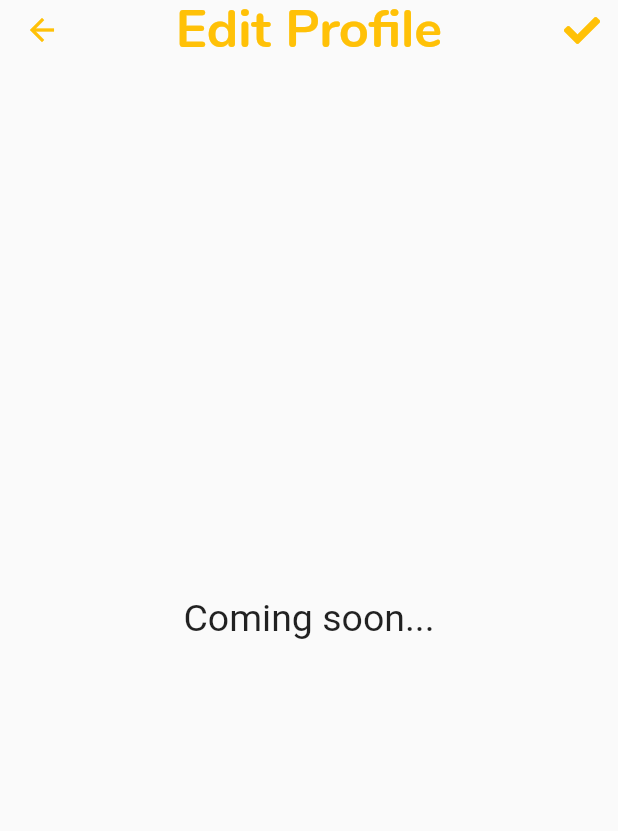
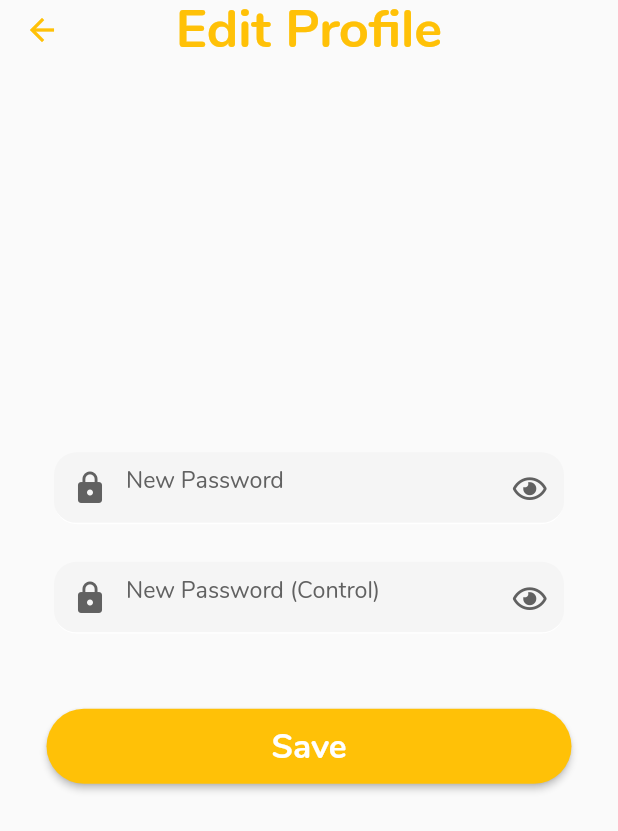
Before and after one commit to YusufEminDemirci/flutter-travel-app, a Flutter app: the EditProfile screen opened directly, on a phone screen of 412 x 824 dp. Shown: the top 831 px of the screen. Run offline on Flutter 3.47's test engine with Material 2 defaults, Android fonts, the phone set to English and light mode, and no system bars; our stand-ins replace animated_text_kit, bottom_navy_bar, cloud_firestore, firebase_auth, firebase_core, flutter_rating_bar and 5 more; missing offline and left inert: flutter_polyline_points, material_dialogs; accounts and stored records are empty.

Commit message:
redesigned edit profile page

```diff
--- a/lib/Screens/EditProfile.dart
+++ b/lib/Screens/EditProfile.dart
@@ -1,6 +1,11 @@
 import 'package:cloud_firestore/cloud_firestore.dart';
 import 'package:flutter/material.dart';
 import 'package:font_awesome_flutter/font_awesome_flutter.dart';
+import 'package:material_dialogs/material_dialogs.dart';
+import 'package:material_dialogs/widgets/buttons/icon_button.dart';
+import 'package:shared_preferences/shared_preferences.dart';
+import 'package:travel_food/Screens/Profile.dart';
+import 'package:travel_food/Utils/Buttons.dart';
 import 'package:travel_food/Utils/TextStyles.dart';
 import 'package:travel_food/Utils/consts.dart';
 
@@ -9,7 +14,18 @@ class EditProfile extends StatefulWidget {
   _EditProfile createState() => new _EditProfile();
 }
 
+final TextEditingController _passwordController = TextEditingController();
+final TextEditingController _passwordCheckController = TextEditingController();
+bool _obscureText = true;
+bool _obscureCheckText = true;
+
 class _EditProfile extends State<EditProfile> {
+  Future<void> initState() async {
+    SharedPreferences prefs = await SharedPreferences.getInstance();
+    prefs.getString('userImageUrl');
+    prefs.getString('userPassword');
+  }
+
   @override
   Widget build(BuildContext context) {
     return Scaffold(
@@ -23,54 +39,182 @@ class _EditProfile extends State<EditProfile> {
           centerTitle: true,
           elevation: 0.0,
           automaticallyImplyLeading: true,
-          actions: <Widget>[
-            IconButton(
-              icon: Icon(
-                FontAwesomeIcons.check,
-                color: dayMainColor,
-              ),
-              onPressed: () {
-                //TODO: SAVE EDITED PROFILE !!!
-
-                FirebaseFirestore.instance
-                    .collection("Cities")
-                    .doc("bwHzr7Tg3E8ceJPE6ccU")
-                    .collection("Places")
-                    .doc("jyrDJRrRsauF1RRdOwqB")
-                    .set({
-                  "Hours": {
-                    "Friday": "11:00 - 02:00",
-                    "Monday": "11:00 - 02:00",
-                    "Saturday": "11:00 - 02:00",
-                    "Sunday": "11:00 - 02:00",
-                    "Thursday": "11:00 - 02:00",
-                    "Tuesday": "11:00 - 02:00",
-                    "Wednesday": "11:00 - 02:00",
-                  },
-                  "imageUrl":
-                      "https://firebasestorage.googleapis.com/v0/b/projectx-b164c.appspot.com/o/midyeci-ahmet.jpg?alt=media&token=36859e96-0abb-4ec6-b574-9101a17c73df",
-                  "description": "Midyeci",
-                  "id": "jyrDJRrRsauF1RRdOwqB",
-                  "location": "bwHzr7Tg3E8ceJPE6ccU",
-                  "name": "Midyeci Ahmet",
-                  "rate": "3.1",
-                  "telephone": "02324044556",
-                  "type": "place",
-                  "whoSee": {},
-                  "latitude": "38.4353292",
-                  "longitude": "27.145659",
-                });
-              },
-            )
-          ],
         ),
       ),
       body: Container(
         alignment: Alignment.center,
-        //TODO: EDIT PROFILE !!!
-        child: Text(
-          "Coming soon...",
-          style: TextStyle(fontSize: 25.0),
+        child: Column(
+          mainAxisAlignment: MainAxisAlignment.center,
+          crossAxisAlignment: CrossAxisAlignment.center,
+          children: [
+            Container(
+              width: 340.0,
+              child: TextFormField(
+                style: TextStyle(
+                    fontFamily: "nunito",
+                    fontWeight: FontWeight.w500,
+                    color: kgreyDark,
+                    fontSize: 15.5),
+                obscureText: _obscureText,
+                keyboardType: TextInputType.text,
+                controller: _passwordController,
+                validator: (String value) {
+                  if (value.isEmpty) {
+                    return 'This Field Cannot Be Left Blank !';
+                  }
+                  return null;
+                },
+                decoration: InputDecoration(
+                  filled: true,
+                  fillColor: Colors.grey.shade100,
+                  prefixIcon: Icon(
+                    Icons.lock,
+                    color: Colors.grey.shade700,
+                  ),
+                  suffixIcon: IconButton(
+                    onPressed: () {
+                      setState(() {
+                        _obscureText = !_obscureText;
+                      });
+                    },
+                    icon: _obscureText
+                        ? Icon(
+                            FontAwesomeIcons.eye,
+                            color: Colors.grey.shade700,
+                          )
+                        : Icon(
+                            FontAwesomeIcons.eyeSlash,
+                            color: Colors.grey.shade700,
+                          ),
+                    iconSize: 20,
+                  ),
+                  hintText: "New Password",
+                  hintStyle: TextStyle(
+                      fontFamily: "nunito",
+                      fontWeight: FontWeight.w500,
+                      color: kgreyDark,
+                      fontSize: 15.5),
+                  contentPadding:
+                      const EdgeInsets.only(left: 14.0, bottom: 8.0, top: 8.0),
+                  focusColor: Colors.grey.shade700,
+                  focusedBorder: OutlineInputBorder(
+                    borderSide: BorderSide(color: Colors.white),
+                    borderRadius: BorderRadius.circular(15.0),
+                  ),
+                  enabledBorder: UnderlineInputBorder(
+                    borderSide: BorderSide(color: Colors.white),
+                    borderRadius: BorderRadius.circular(15.0),
+                  ),
+                ),
+              ),
+            ),
+            SizedBox(
+              height: 25,
+            ),
+            Container(
+              width: 340.0,
+              child: TextFormField(
+                style: TextStyle(
+                    fontFamily: "nunito",
+                    fontWeight: FontWeight.w500,
+                    color: kgreyDark,
+                    fontSize: 15.5),
+                obscureText: _obscureCheckText,
+                keyboardType: TextInputType.text,
+                controller: _passwordCheckController,
+                validator: (String value) {
+                  if (value.isEmpty) {
+                    return 'This Field Cannot Be Left Blank !';
+                  }
+                  return null;
+                },
+                decoration: InputDecoration(
+                  filled: true,
+                  fillColor: Colors.grey.shade100,
+                  prefixIcon: Icon(
+                    Icons.lock,
+                    color: Colors.grey.shade700,
+                  ),
+                  suffixIcon: IconButton(
+                    onPressed: () {
+                      setState(() {
+                        _obscureCheckText = !_obscureCheckText;
+                      });
+                    },
+                    icon: _obscureCheckText
+                        ? Icon(
+                            FontAwesomeIcons.eye,
+                            color: Colors.grey.shade700,
+                          )
+                        : Icon(
+                            FontAwesomeIcons.eyeSlash,
+                            color: Colors.grey.shade700,
+                          ),
+                    iconSize: 20,
+                  ),
+                  hintText: "New Password (Control)",
+                  hintStyle: TextStyle(
+                      fontFamily: "nunito",
+                      fontWeight: FontWeight.w500,
+                      color: kgreyDark,
+                      fontSize: 15.5),
+                  contentPadding:
+                      const EdgeInsets.only(left: 14.0, bottom: 8.0, top: 8.0),
+                  focusColor: Colors.grey.shade700,
+                  focusedBorder: OutlineInputBorder(
+                    borderSide: BorderSide(color: Colors.white),
+                    borderRadius: BorderRadius.circular(15.0),
+                  ),
+                  enabledBorder: UnderlineInputBorder(
+                    borderSide: BorderSide(color: Colors.white),
+                    borderRadius: BorderRadius.circular(15.0),
+                  ),
+                ),
+              ),
+            ),
+            SizedBox(
+              height: 50,
+            ),
+            WideButton.bold("Save", () async {
+              SharedPreferences prefs = await SharedPreferences.getInstance();
+
+              FirebaseFirestore.instance
+                  .collection("Users")
+                  .get()
+                  .then((querySnapshot) {
+                querySnapshot.docs.forEach((result) {
+                  String _email = result.data()["e-mail"];
+                  String _password = result.data()["password"];
+
+                  String _name = result.data()["name"];
+                  String _surname = result.data()["surname"];
+                  String _imageUrl = result.data()["imageUrl"];
+                  String _id = result.data()["id"];
+
+                  prefs.setString('userEmail', _email);
+                  prefs.setString('userName', _name);
+                  prefs.setString('userSurname', _surname);
+                  prefs.setString('userImageUrl', _imageUrl);
+                  prefs.setString('userId', _id);
+                  prefs.setString('userPassword', _password);
+
+                  prefs.setBool('isLoggedIn', true);
+
+                  Navigator.pushAndRemoveUntil(
+                      context,
+                      MaterialPageRoute(builder: (context) => new Profile()),
+                      ModalRoute.withName("/Home"));
+                });
+              });
+              if (_passwordController.text == _passwordCheckController.text) {
+                prefs.setString('userPassword', _passwordController.text);
+              }
+              Navigator.pushAndRemoveUntil(
+                  context,
+                  MaterialPageRoute(builder: (context) => new Profile()),
+                  ModalRoute.withName("/Home"));
+            }, true),
+          ],
         ),
       ),
     );
```
